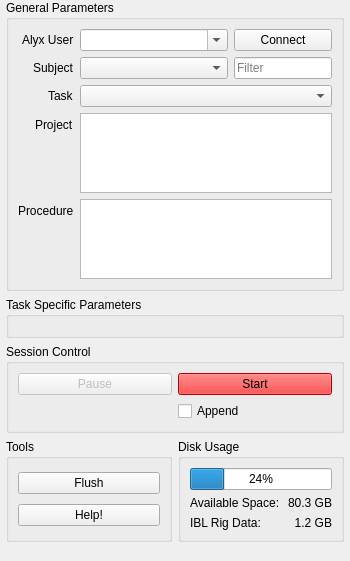
First picture: the form in iblrig/gui/ui_wizard.ui, repository int-brain-lab/iblrig, before the edit.
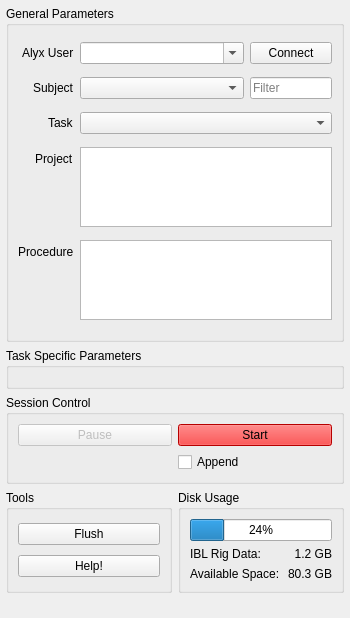
Second picture: the form after the edit. Icons and pictures are not drawn.

Commit message: repair resizing on linux

The edit to the form file:
```diff
--- a/iblrig/gui/ui_wizard.ui
+++ b/iblrig/gui/ui_wizard.ui
@@ -7,11 +7,11 @@
     <x>0</x>
     <y>0</y>
     <width>350</width>
-    <height>527</height>
+    <height>618</height>
    </rect>
   </property>
   <property name="sizePolicy">
-   <sizepolicy hsizetype="Fixed" vsizetype="Fixed">
+   <sizepolicy hsizetype="Preferred" vsizetype="Preferred">
     <horstretch>0</horstretch>
     <verstretch>0</verstretch>
    </sizepolicy>
@@ -89,7 +89,7 @@
      <number>0</number>
     </property>
     <item>
-     <layout class="QGridLayout" name="mainGrid" columnstretch="0,0">
+     <layout class="QGridLayout" name="mainGrid" columnstretch="1,1">
       <property name="sizeConstraint">
        <enum>QLayout::SetDefaultConstraint</enum>
       </property>
@@ -97,18 +97,18 @@
        <number>6</number>
       </property>
       <property name="topMargin">
-       <number>0</number>
+       <number>6</number>
       </property>
       <property name="rightMargin">
        <number>6</number>
       </property>
       <property name="bottomMargin">
-       <number>0</number>
+       <number>6</number>
       </property>
       <item row="1" column="0" colspan="2">
        <widget class="QGroupBox" name="uiGroupParameters">
         <property name="sizePolicy">
-         <sizepolicy hsizetype="Expanding" vsizetype="Fixed">
+         <sizepolicy hsizetype="Preferred" vsizetype="Preferred">
           <horstretch>0</horstretch>
           <verstretch>0</verstretch>
          </sizepolicy>
@@ -147,7 +147,7 @@
            <property name="frameShadow">
             <enum>QFrame::Plain</enum>
            </property>
-           <layout class="QHBoxLayout" name="horizontalLayout_2">
+           <layout class="QHBoxLayout" name="horizontalLayout_2" stretch="2,1">
             <property name="leftMargin">
              <number>0</number>
             </property>
@@ -164,7 +164,7 @@
              <widget class="QComboBox" name="uiComboUser">
               <property name="sizePolicy">
                <sizepolicy hsizetype="Expanding" vsizetype="Fixed">
-                <horstretch>3</horstretch>
+                <horstretch>0</horstretch>
                 <verstretch>0</verstretch>
                </sizepolicy>
               </property>
@@ -179,14 +179,14 @@
             <item>
              <widget class="QPushButton" name="uiPushConnect">
               <property name="sizePolicy">
-               <sizepolicy hsizetype="Preferred" vsizetype="Fixed">
-                <horstretch>2</horstretch>
+               <sizepolicy hsizetype="Expanding" vsizetype="Fixed">
+                <horstretch>0</horstretch>
                 <verstretch>0</verstretch>
                </sizepolicy>
               </property>
               <property name="maximumSize">
                <size>
-                <width>150</width>
+                <width>16777215</width>
                 <height>16777215</height>
                </size>
               </property>
@@ -225,7 +225,7 @@
            <property name="frameShadow">
             <enum>QFrame::Plain</enum>
            </property>
-           <layout class="QHBoxLayout" name="horizontalLayout">
+           <layout class="QHBoxLayout" name="horizontalLayout" stretch="2,1">
             <property name="leftMargin">
              <number>0</number>
             </property>
@@ -242,7 +242,7 @@
              <widget class="QComboBox" name="uiComboSubject">
               <property name="sizePolicy">
                <sizepolicy hsizetype="Expanding" vsizetype="Fixed">
-                <horstretch>3</horstretch>
+                <horstretch>0</horstretch>
                 <verstretch>0</verstretch>
                </sizepolicy>
               </property>
@@ -260,8 +260,8 @@
             <item>
              <widget class="QLineEdit" name="lineEditSubject">
               <property name="sizePolicy">
-               <sizepolicy hsizetype="Preferred" vsizetype="Fixed">
-                <horstretch>2</horstretch>
+               <sizepolicy hsizetype="Expanding" vsizetype="Fixed">
+                <horstretch>0</horstretch>
                 <verstretch>0</verstretch>
                </sizepolicy>
               </property>
@@ -518,7 +518,7 @@
          <bool>true</bool>
         </property>
         <property name="sizePolicy">
-         <sizepolicy hsizetype="Preferred" vsizetype="Fixed">
+         <sizepolicy hsizetype="Preferred" vsizetype="Preferred">
           <horstretch>0</horstretch>
           <verstretch>0</verstretch>
          </sizepolicy>
@@ -545,7 +545,7 @@
       <item row="4" column="1">
        <widget class="QGroupBox" name="uiGroupDiskSpace">
         <property name="sizePolicy">
-         <sizepolicy hsizetype="Preferred" vsizetype="Expanding">
+         <sizepolicy hsizetype="Preferred" vsizetype="Preferred">
           <horstretch>0</horstretch>
           <verstretch>0</verstretch>
          </sizepolicy>
@@ -561,12 +561,49 @@
           <enum>QFormLayout::AllNonFixedFieldsGrow</enum>
          </property>
          <property name="horizontalSpacing">
-          <number>0</number>
+          <number>6</number>
          </property>
          <property name="verticalSpacing">
-          <number>0</number>
+          <number>6</number>
          </property>
-         <item row="0" column="1">
+         <item row="2" column="1">
+          <widget class="QLabel" name="uiLableDiskAvailableValue">
+           <property name="text">
+            <string>80.3 GB</string>
+           </property>
+           <property name="textFormat">
+            <enum>Qt::AutoText</enum>
+           </property>
+           <property name="alignment">
+            <set>Qt::AlignRight|Qt::AlignTrailing|Qt::AlignVCenter</set>
+           </property>
+          </widget>
+         </item>
+         <item row="1" column="1">
+          <widget class="QLabel" name="uiLableDiskIblrigValue">
+           <property name="text">
+            <string>1.2 GB</string>
+           </property>
+           <property name="alignment">
+            <set>Qt::AlignRight|Qt::AlignTrailing|Qt::AlignVCenter</set>
+           </property>
+          </widget>
+         </item>
+         <item row="1" column="0">
+          <widget class="QLabel" name="uiLableDiskIblrig">
+           <property name="text">
+            <string>IBL Rig Data:</string>
+           </property>
+          </widget>
+         </item>
+         <item row="2" column="0">
+          <widget class="QLabel" name="uiLableDiskAvailable">
+           <property name="text">
+            <string>Available Space:</string>
+           </property>
+          </widget>
+         </item>
+         <item row="0" column="0" colspan="2">
           <widget class="QProgressBar" name="uiProgressDiskSpace">
            <property name="sizePolicy">
             <sizepolicy hsizetype="Expanding" vsizetype="Fixed">
@@ -588,67 +625,13 @@
            </property>
           </widget>
          </item>
-         <item row="2" column="1">
-          <layout class="QHBoxLayout" name="horizontalLayout_4">
-           <property name="spacing">
-            <number>0</number>
-           </property>
-           <item>
-            <layout class="QFormLayout" name="formLayout_4">
-             <property name="verticalSpacing">
-              <number>6</number>
-             </property>
-             <property name="topMargin">
-              <number>6</number>
-             </property>
-             <item row="0" column="0">
-              <widget class="QLabel" name="uiLableDiskAvailable">
-               <property name="text">
-                <string>Available Space:</string>
-               </property>
-              </widget>
-             </item>
-             <item row="0" column="1">
-              <widget class="QLabel" name="uiLableDiskAvailableValue">
-               <property name="text">
-                <string>80.3 GB</string>
-               </property>
-               <property name="textFormat">
-                <enum>Qt::AutoText</enum>
-               </property>
-               <property name="alignment">
-                <set>Qt::AlignRight|Qt::AlignTrailing|Qt::AlignVCenter</set>
-               </property>
-              </widget>
-             </item>
-             <item row="1" column="0">
-              <widget class="QLabel" name="uiLableDiskIblrig">
-               <property name="text">
-                <string>IBL Rig Data:</string>
-               </property>
-              </widget>
-             </item>
-             <item row="1" column="1">
-              <widget class="QLabel" name="uiLableDiskIblrigValue">
-               <property name="text">
-                <string>1.2 GB</string>
-               </property>
-               <property name="alignment">
-                <set>Qt::AlignRight|Qt::AlignTrailing|Qt::AlignVCenter</set>
-               </property>
-              </widget>
-             </item>
-            </layout>
-           </item>
-          </layout>
-         </item>
         </layout>
        </widget>
       </item>
       <item row="4" column="0">
        <widget class="QGroupBox" name="uiGroupTools">
         <property name="sizePolicy">
-         <sizepolicy hsizetype="Preferred" vsizetype="Expanding">
+         <sizepolicy hsizetype="Preferred" vsizetype="Preferred">
           <horstretch>0</horstretch>
           <verstretch>0</verstretch>
          </sizepolicy>
@@ -704,7 +687,7 @@
       <item row="3" column="0" colspan="2">
        <widget class="QGroupBox" name="uiGroupSessionControl">
         <property name="sizePolicy">
-         <sizepolicy hsizetype="Preferred" vsizetype="Minimum">
+         <sizepolicy hsizetype="Preferred" vsizetype="Preferred">
           <horstretch>0</horstretch>
           <verstretch>0</verstretch>
          </sizepolicy>
@@ -712,7 +695,7 @@
         <property name="title">
          <string>Session Control</string>
         </property>
-        <layout class="QGridLayout" name="gridLayout" columnstretch="0,0,0">
+        <layout class="QGridLayout" name="gridLayout" columnstretch="1,1">
          <property name="sizeConstraint">
           <enum>QLayout::SetDefaultConstraint</enum>
          </property>
@@ -722,7 +705,26 @@
          <property name="horizontalSpacing">
           <number>6</number>
          </property>
-         <item row="2" column="1">
+         <item row="1" column="1">
+          <widget class="QCheckBox" name="uiCheckAppend">
+           <property name="sizePolicy">
+            <sizepolicy hsizetype="Minimum" vsizetype="Fixed">
+             <horstretch>0</horstretch>
+             <verstretch>0</verstretch>
+            </sizepolicy>
+           </property>
+           <property name="toolTip">
+            <string/>
+           </property>
+           <property name="statusTip">
+            <string>append to previous session</string>
+           </property>
+           <property name="text">
+            <string>Append</string>
+           </property>
+          </widget>
+         </item>
+         <item row="0" column="0">
           <widget class="QPushButton" name="uiPushPause">
            <property name="enabled">
             <bool>false</bool>
@@ -741,7 +743,7 @@
            </property>
           </widget>
          </item>
-         <item row="2" column="2">
+         <item row="0" column="1">
           <widget class="QPushButton" name="uiPushStart">
            <property name="statusTip">
             <string>start the session</string>
@@ -754,25 +756,6 @@
            </property>
           </widget>
          </item>
-         <item row="3" column="2">
-          <widget class="QCheckBox" name="uiCheckAppend">
-           <property name="sizePolicy">
-            <sizepolicy hsizetype="Minimum" vsizetype="Fixed">
-             <horstretch>0</horstretch>
-             <verstretch>0</verstretch>
-            </sizepolicy>
-           </property>
-           <property name="toolTip">
-            <string/>
-           </property>
-           <property name="statusTip">
-            <string>append to previous session</string>
-           </property>
-           <property name="text">
-            <string>Append</string>
-           </property>
-          </widget>
-         </item>
         </layout>
        </widget>
       </item>
```
Left out of the diff: 28 changed lines with no effect on the pictures. The commit also changes 2 other files.
